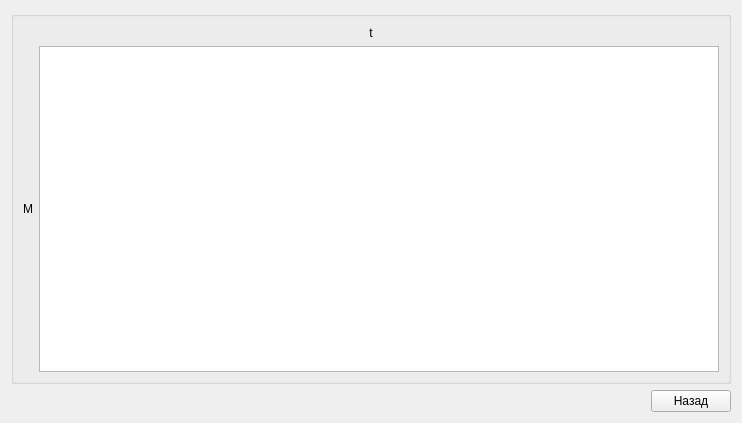
Old version of the form gnatt.ui in the repository zelpold/schedule.
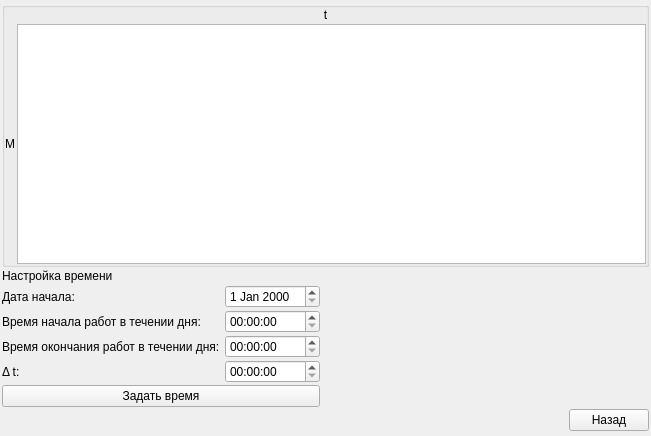
New version of the form.

Commit message: add time function

Diff of the .ui file:
```diff
--- a/gnatt.ui
+++ b/gnatt.ui
@@ -6,14 +6,29 @@
    <rect>
     <x>0</x>
     <y>0</y>
-    <width>742</width>
-    <height>423</height>
+    <width>651</width>
+    <height>436</height>
    </rect>
   </property>
   <property name="windowTitle">
    <string>Form</string>
   </property>
   <layout class="QHBoxLayout" name="horizontalLayout_5">
+   <property name="spacing">
+    <number>2</number>
+   </property>
+   <property name="leftMargin">
+    <number>2</number>
+   </property>
+   <property name="topMargin">
+    <number>2</number>
+   </property>
+   <property name="rightMargin">
+    <number>2</number>
+   </property>
+   <property name="bottomMargin">
+    <number>5</number>
+   </property>
    <item>
     <layout class="QVBoxLayout" name="verticalLayout_2">
      <item>
@@ -22,8 +37,26 @@
         <string/>
        </property>
        <layout class="QHBoxLayout" name="horizontalLayout_4">
+        <property name="spacing">
+         <number>0</number>
+        </property>
+        <property name="leftMargin">
+         <number>0</number>
+        </property>
+        <property name="topMargin">
+         <number>0</number>
+        </property>
+        <property name="rightMargin">
+         <number>0</number>
+        </property>
+        <property name="bottomMargin">
+         <number>0</number>
+        </property>
         <item>
          <layout class="QVBoxLayout" name="verticalLayout">
+          <property name="spacing">
+           <number>2</number>
+          </property>
           <item>
            <layout class="QHBoxLayout" name="horizontalLayout_3">
             <item>
@@ -54,6 +87,83 @@
        </layout>
       </widget>
      </item>
+     <item>
+      <widget class="QLabel" name="label_3">
+       <property name="text">
+        <string>Настройка времени</string>
+       </property>
+      </widget>
+     </item>
+     <item>
+      <layout class="QGridLayout" name="gridLayout">
+       <item row="1" column="1">
+        <widget class="QTimeEdit" name="startDayTime"/>
+       </item>
+       <item row="2" column="1">
+        <widget class="QTimeEdit" name="stopDayTime"/>
+       </item>
+       <item row="3" column="1">
+        <widget class="QTimeEdit" name="delta"/>
+       </item>
+       <item row="0" column="2">
+        <spacer name="horizontalSpacer_2">
+         <property name="orientation">
+          <enum>Qt::Horizontal</enum>
+         </property>
+         <property name="sizeHint" stdset="0">
+          <size>
+           <width>40</width>
+           <height>20</height>
+          </size>
+         </property>
+        </spacer>
+       </item>
+       <item row="0" column="0">
+        <widget class="QLabel" name="label_4">
+         <property name="text">
+          <string>Дата начала:</string>
+         </property>
+        </widget>
+       </item>
+       <item row="1" column="0">
+        <widget class="QLabel" name="label_5">
+         <property name="text">
+          <string>Время начала работ в течении дня: </string>
+         </property>
+        </widget>
+       </item>
+       <item row="0" column="1">
+        <widget class="QDateEdit" name="startDate"/>
+       </item>
+       <item row="2" column="0">
+        <widget class="QLabel" name="label_7">
+         <property name="text">
+          <string>Время окончания работ в течении дня: </string>
+         </property>
+        </widget>
+       </item>
+       <item row="3" column="0">
+        <widget class="QLabel" name="label_6">
+         <property name="text">
+          <string>Δ t:</string>
+         </property>
+        </widget>
+       </item>
+       <item row="5" column="0" colspan="2">
+        <widget class="QPushButton" name="timeButton">
+         <property name="minimumSize">
+          <size>
+           <width>90</width>
+           <height>0</height>
+          </size>
+         </property>
+         <property name="text">
+          <string>Задать время</string>
+         </property>
+        </widget>
+       </item>
+      </layout>
+     </item>
      <item>
       <layout class="QHBoxLayout" name="horizontalLayout">
        <item>
```
The commit also changes 2 other files.
